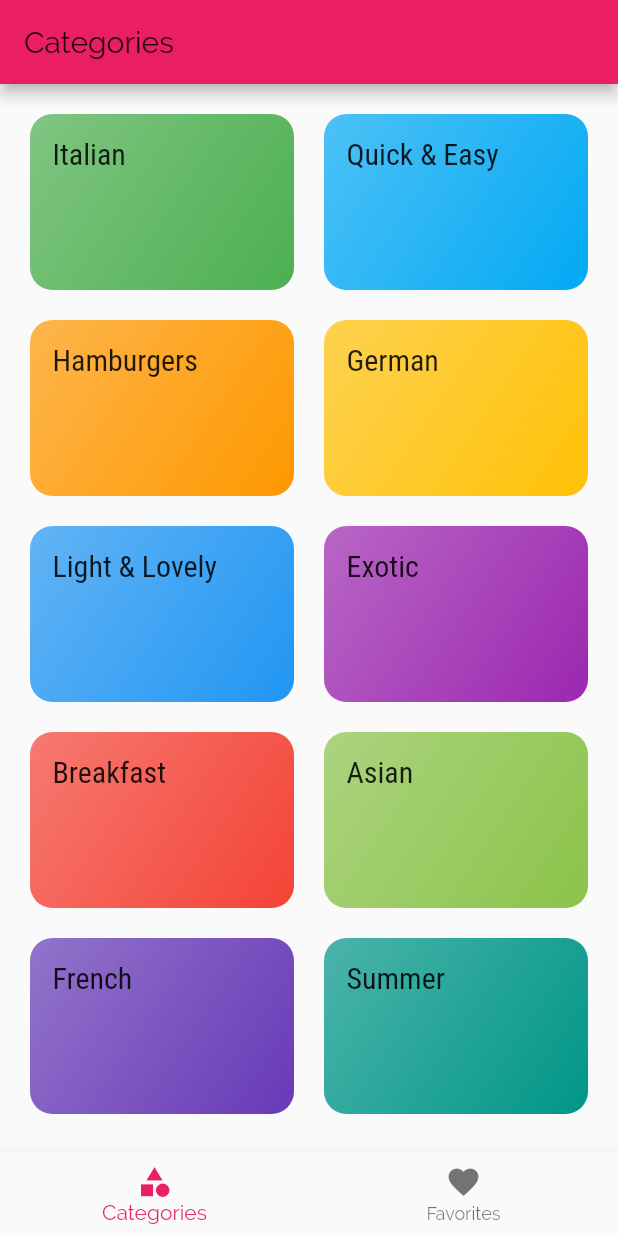
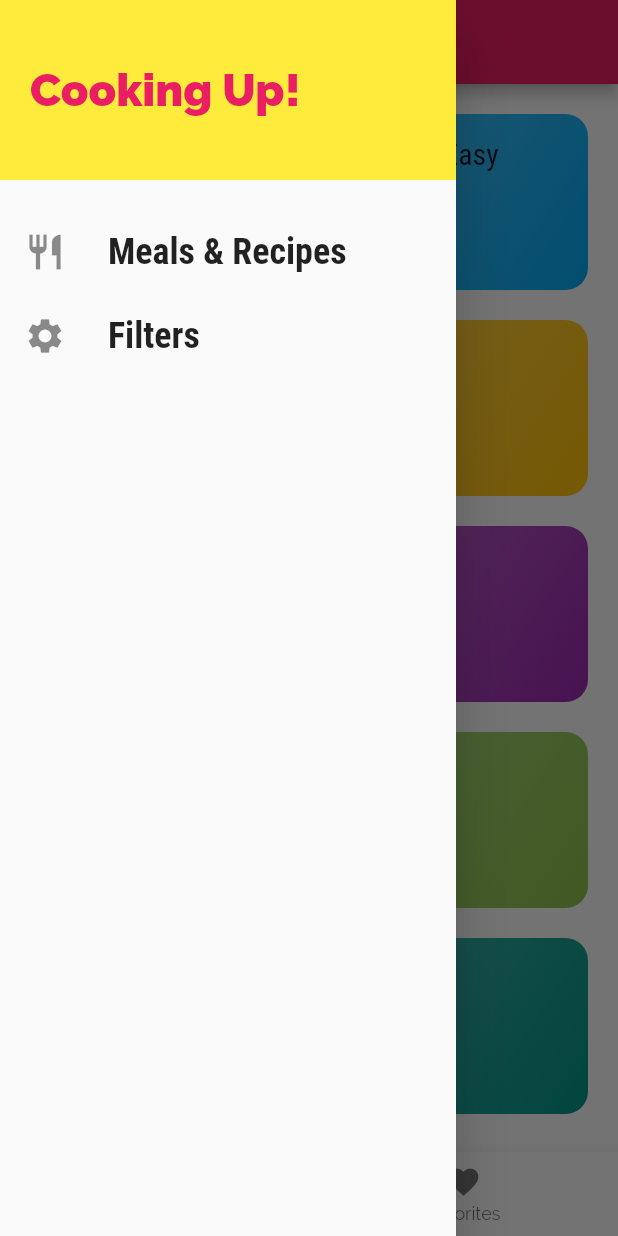
Before and after one commit to daviditco4/meals-app, a Flutter app: the screen it shows after launch, with the side drawer open (before the commit the screen has no drawer), on a phone screen of 412 x 824 dp. Run offline on Flutter 3.47's test engine with Material 2 defaults, Android fonts, the light colour scheme and no system bars.

Commit message:
Add main drawer

```diff
--- a/lib/pages/tabs_page.dart
+++ b/lib/pages/tabs_page.dart
@@ -1,5 +1,6 @@
 import 'package:flutter/material.dart';
 
+import '../widgets/main_drawer.dart';
 import 'categories_page.dart';
 import 'favorites_page.dart';
 
@@ -21,6 +22,7 @@ class _TabsPageState extends State<TabsPage> {
   Widget build(BuildContext context) {
     return Scaffold(
       appBar: AppBar(title: Text(_pages[_currentIndex]['title'])),
+      drawer: MainDrawer(),
       body: _pages[_currentIndex]['body'],
       bottomNavigationBar: BottomNavigationBar(
         currentIndex: _currentIndex,
--- /dev/null
+++ b/lib/widgets/main_drawer.dart
@@ -0,0 +1,44 @@
+import 'package:flutter/material.dart';
+
+class MainDrawer extends StatelessWidget {
+  Widget buildDrawerItem(IconData icon, String label) {
+    return ListTile(
+      leading: Icon(icon, size: 28.0),
+      title: Text(
+        label,
+        style: TextStyle(
+          fontFamily: 'Roboto Condensed',
+          fontWeight: FontWeight.bold,
+          fontSize: 24.0,
+        ),
+      ),
+    );
+  }
+
+  @override
+  Widget build(BuildContext context) {
+    return Drawer(
+      child: Column(
+        children: [
+          Container(
+            height: 120.0,
+            color: Colors.yellow,
+            padding: const EdgeInsets.all(20.0),
+            alignment: Alignment.centerLeft,
+            child: Text(
+              'Cooking Up!',
+              style: TextStyle(
+                color: Theme.of(context).primaryColor,
+                fontWeight: FontWeight.w900,
+                fontSize: 30.0,
+              ),
+            ),
+          ),
+          const SizedBox(height: 20.0),
+          buildDrawerItem(Icons.restaurant, 'Meals & Recipes'),
+          buildDrawerItem(Icons.settings, 'Filters'),
+        ],
+      ),
+    );
+  }
+}
```
